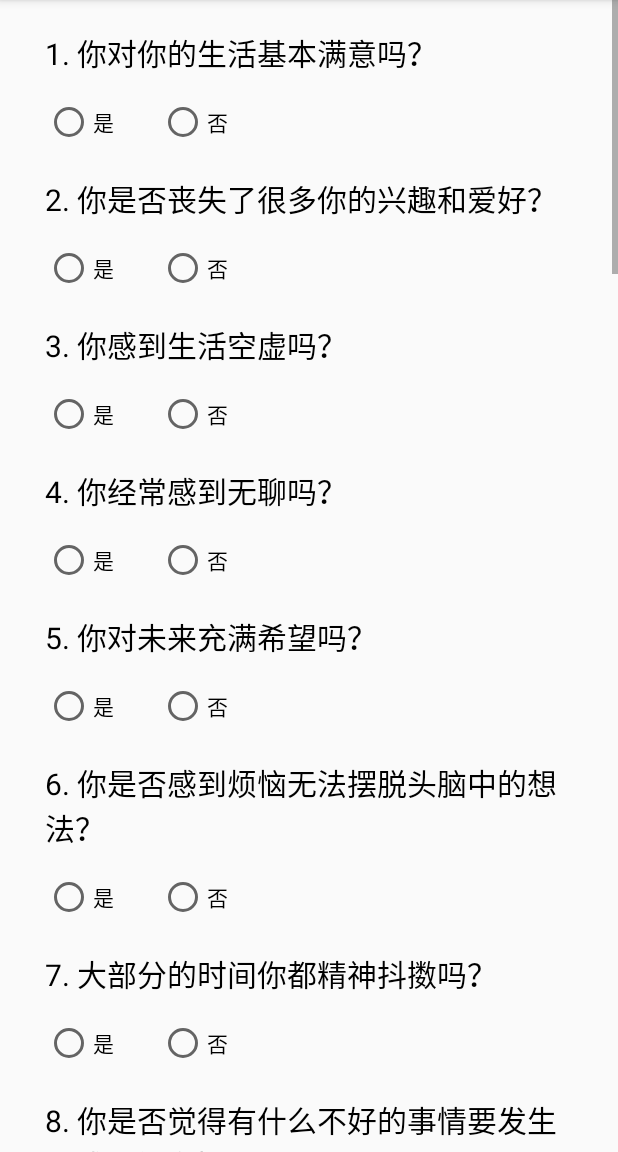
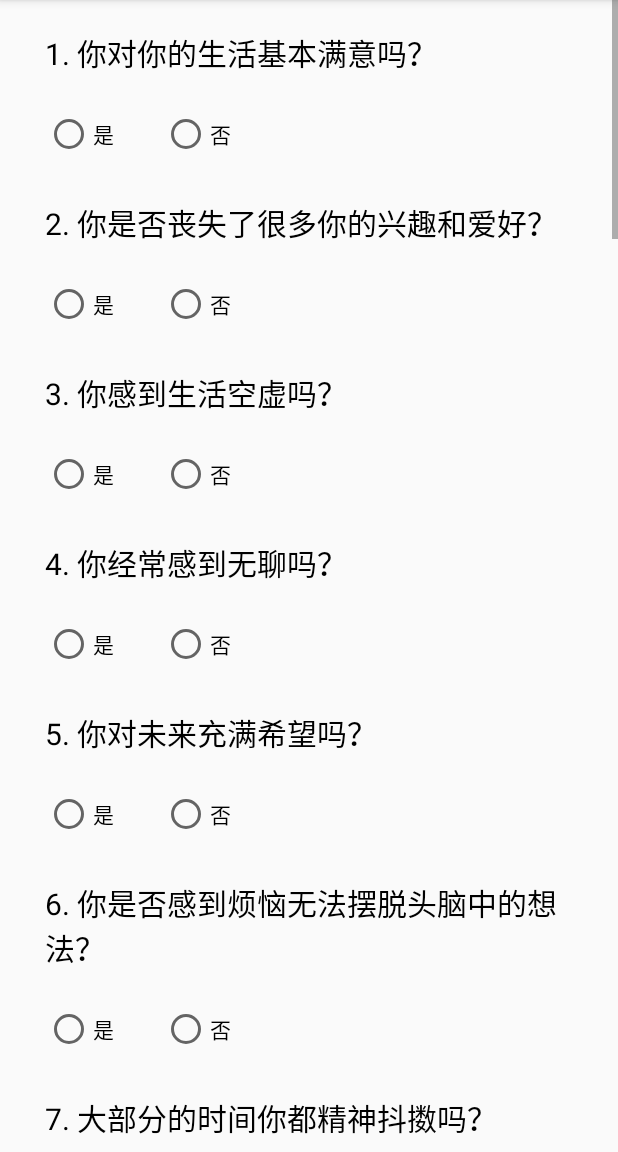
Before and after one commit to MJCC-wht/datasetCollection, an Android app: the GDSSurveyActivity screen opened directly, with no data from a screen before it, on a phone screen of 412 x 824 dp, the part 84-1236 px from its top. Run offline under Robolectric (Android 15) with nearby library versions, the phone set to English and light mode, and no system bars.

Commit message:
修改按钮大小

```diff
--- a/app/src/main/res/layout/activity_gdssurvey.xml
+++ b/app/src/main/res/layout/activity_gdssurvey.xml
@@ -41,12 +41,16 @@
                     android:id="@+id/button1_0"
                     android:layout_width="wrap_content"
                     android:layout_height="wrap_content"
+                    android:minHeight="48dp"
+                    android:minWidth="48dp"
                     android:text="@string/yes"
                     />
                 <RadioButton
                     android:id="@+id/button1_1"
                     android:layout_width="wrap_content"
                     android:layout_height="wrap_content"
+                    android:minHeight="48dp"
+                    android:minWidth="48dp"
                     android:text="@string/no"
                     android:layout_marginStart="30dp"/>
             </RadioGroup>
@@ -77,12 +81,16 @@
                     android:id="@+id/button2_0"
                     android:layout_width="wrap_content"
                     android:layout_height="wrap_content"
+                    android:minHeight="48dp"
+                    android:minWidth="48dp"
                     android:text="@string/yes"
                     />
                 <RadioButton
                     android:id="@+id/button2_1"
                     android:layout_width="wrap_content"
                     android:layout_height="wrap_content"
+                    android:minHeight="48dp"
+                    android:minWidth="48dp"
                     android:text="@string/no"
                     android:layout_marginStart="30dp"/>
             </RadioGroup>
@@ -113,12 +121,16 @@
                     android:id="@+id/button3_0"
                     android:layout_width="wrap_content"
                     android:layout_height="wrap_content"
+                    android:minHeight="48dp"
+                    android:minWidth="48dp"
                     android:text="@string/yes"
                     />
                 <RadioButton
                     android:id="@+id/button3_1"
                     android:layout_width="wrap_content"
                     android:layout_height="wrap_content"
+                    android:minHeight="48dp"
+                    android:minWidth="48dp"
                     android:text="@string/no"
                     android:layout_marginStart="30dp"/>
             </RadioGroup>
@@ -149,12 +161,16 @@
                     android:id="@+id/button4_0"
                     android:layout_width="wrap_content"
                     android:layout_height="wrap_content"
+                    android:minHeight="48dp"
+                    android:minWidth="48dp"
                     android:text="@string/yes"
                     />
                 <RadioButton
                     android:id="@+id/button4_1"
                     android:layout_width="wrap_content"
                     android:layout_height="wrap_content"
+                    android:minHeight="48dp"
+                    android:minWidth="48dp"
                     android:text="@string/no"
                     android:layout_marginStart="30dp"/>
             </RadioGroup>
@@ -185,12 +201,16 @@
                     android:id="@+id/button5_0"
                     android:layout_width="wrap_content"
                     android:layout_height="wrap_content"
+                    android:minHeight="48dp"
+                    android:minWidth="48dp"
                     android:text="@string/yes"
                     />
                 <RadioButton
                     android:id="@+id/button5_1"
                     android:layout_width="wrap_content"
                     android:layout_height="wrap_content"
+                    android:minHeight="48dp"
+                    android:minWidth="48dp"
                     android:text="@string/no"
                     android:layout_marginStart="30dp"/>
             </RadioGroup>
@@ -221,12 +241,16 @@
                     android:id="@+id/button6_0"
                     android:layout_width="wrap_content"
                     android:layout_height="wrap_content"
+                    android:minHeight="48dp"
+                    android:minWidth="48dp"
                     android:text="@string/yes"
                     />
                 <RadioButton
                     android:id="@+id/button6_1"
                     android:layout_width="wrap_content"
                     android:layout_height="wrap_content"
+                    android:minHeight="48dp"
+                    android:minWidth="48dp"
                     android:text="@string/no"
                     android:layout_marginStart="30dp"/>
             </RadioGroup>
@@ -257,12 +281,16 @@
                     android:id="@+id/button7_0"
                     android:layout_width="wrap_content"
                     android:layout_height="wrap_content"
+                    android:minHeight="48dp"
+                    android:minWidth="48dp"
                     android:text="@string/yes"
                     />
                 <RadioButton
                     android:id="@+id/button7_1"
                     android:layout_width="wrap_content"
                     android:layout_height="wrap_content"
+                    android:minHeight="48dp"
+                    android:minWidth="48dp"
                     android:text="@string/no"
                     android:layout_marginStart="30dp"/>
             </RadioGroup>
@@ -293,12 +321,16 @@
                     android:id="@+id/button8_0"
                     android:layout_width="wrap_content"
                     android:layout_height="wrap_content"
+                    android:minHeight="48dp"
+                    android:minWidth="48dp"
                     android:text="@string/yes"
                     />
                 <RadioButton
                     android:id="@+id/button8_1"
                     android:layout_width="wrap_content"
                     android:layout_height="wrap_content"
+                    android:minHeight="48dp"
+                    android:minWidth="48dp"
                     android:text="@string/no"
                     android:layout_marginStart="30dp"/>
             </RadioGroup>
@@ -329,12 +361,16 @@
                     android:id="@+id/button9_0"
                     android:layout_width="wrap_content"
                     android:layout_height="wrap_content"
+                    android:minHeight="48dp"
+                    android:minWidth="48dp"
                     android:text="@string/yes"
                     />
                 <RadioButton
                     android:id="@+id/button9_1"
                     android:layout_width="wrap_content"
                     android:layout_height="wrap_content"
+                    android:minHeight="48dp"
+                    android:minWidth="48dp"
                     android:text="@string/no"
                     android:layout_marginStart="30dp"/>
             </RadioGroup>
@@ -365,12 +401,16 @@
                     android:id="@+id/button10_0"
                     android:layout_width="wrap_content"
                     android:layout_height="wrap_content"
+                    android:minHeight="48dp"
+                    android:minWidth="48dp"
                     android:text="@string/yes"
                     />
                 <RadioButton
                     android:id="@+id/button10_1"
                     android:layout_width="wrap_content"
                     android:layout_height="wrap_content"
+                    android:minHeight="48dp"
+                    android:minWidth="48dp"
                     android:text="@string/no"
                     android:layout_marginStart="30dp"/>
             </RadioGroup>
@@ -401,12 +441,16 @@
                     android:id="@+id/button11_0"
                     android:layout_width="wrap_content"
                     android:layout_height="wrap_content"
+                    android:minHeight="48dp"
+                    android:minWidth="48dp"
                     android:text="@string/yes"
                     />
                 <RadioButton
                     android:id="@+id/button11_1"
                     android:layout_width="wrap_content"
                     android:layout_height="wrap_content"
+                    android:minHeight="48dp"
+                    android:minWidth="48dp"
                     android:text="@string/no"
                     android:layout_marginStart="30dp"/>
             </RadioGroup>
@@ -437,12 +481,16 @@
                     android:id="@+id/button12_0"
                     android:layout_width="wrap_content"
                     android:layout_height="wrap_content"
+                    android:minHeight="48dp"
+                    android:minWidth="48dp"
                     android:text="@string/yes"
                     />
                 <RadioButton
                     android:id="@+id/button12_1"
                     android:layout_width="wrap_content"
                     android:layout_height="wrap_content"
+                    android:minHeight="48dp"
+                    android:minWidth="48dp"
                     android:text="@string/no"
                     android:layout_marginStart="30dp"/>
             </RadioGroup>
@@ -473,12 +521,16 @@
                     android:id="@+id/button13_0"
                     android:layout_width="wrap_content"
                     android:layout_height="wrap_content"
+                    android:minHeight="48dp"
+                    android:minWidth="48dp"
                     android:text="@string/yes"
                     />
                 <RadioButton
                     android:id="@+id/button13_1"
                     android:layout_width="wrap_content"
                     android:layout_height="wrap_content"
+                    android:minHeight="48dp"
+                    android:minWidth="48dp"
                     android:text="@string/no"
                     android:layout_marginStart="30dp"/>
             </RadioGroup>
@@ -509,12 +561,16 @@
                     android:id="@+id/button14_0"
                     android:layout_width="wrap_content"
                     android:layout_height="wrap_content"
+                    android:minHeight="48dp"
+                    android:minWidth="48dp"
                     android:text="@string/yes"
                     />
                 <RadioButton
                     android:id="@+id/button14_1"
                     android:layout_width="wrap_content"
                     android:layout_height="wrap_content"
+                    android:minHeight="48dp"
+                    android:minWidth="48dp"
                     android:text="@string/no"
                     android:layout_marginStart="30dp"/>
             </RadioGroup>
@@ -545,12 +601,16 @@
                     android:id="@+id/button15_0"
                     android:layout_width="wrap_content"
                     android:layout_height="wrap_content"
+                    android:minHeight="48dp"
+                    android:minWidth="48dp"
                     android:text="@string/yes"
                     />
                 <RadioButton
                     android:id="@+id/button15_1"
                     android:layout_width="wrap_content"
                     android:layout_height="wrap_content"
+                    android:minHeight="48dp"
+                    android:minWidth="48dp"
                     android:text="@string/no"
                     android:layout_marginStart="30dp"/>
             </RadioGroup>
@@ -581,12 +641,16 @@
                     android:id="@+id/button16_0"
                     android:layout_width="wrap_content"
                     android:layout_height="wrap_content"
+                    android:minHeight="48dp"
+                    android:minWidth="48dp"
                     android:text="@string/yes"
                     />
                 <RadioButton
                     android:id="@+id/button16_1"
                     android:layout_width="wrap_content"
                     android:layout_height="wrap_content"
+                    android:minHeight="48dp"
+                    android:minWidth="48dp"
                     android:text="@string/no"
                     android:layout_marginStart="30dp"/>
             </RadioGroup>
@@ -617,12 +681,16 @@
                     android:id="@+id/button17_0"
                     android:layout_width="wrap_content"
                     android:layout_height="wrap_content"
+                    android:minHeight="48dp"
+                    android:minWidth="48dp"
                     android:text="@string/yes"
                     />
                 <RadioButton
                     android:id="@+id/button17_1"
                     android:layout_width="wrap_content"
                     android:layout_height="wrap_content"
+                    android:minHeight="48dp"
+                    android:minWidth="48dp"
                     android:text="@string/no"
                     android:layout_marginStart="30dp"/>
             </RadioGroup>
@@ -653,12 +721,16 @@
                     android:id="@+id/button18_0"
                     android:layout_width="wrap_content"
                     android:layout_height="wrap_content"
+                    android:minHeight="48dp"
+                    android:minWidth="48dp"
                     android:text="@string/yes"
                     />
                 <RadioButton
                     android:id="@+id/button18_1"
                     android:layout_width="wrap_content"
                     android:layout_height="wrap_content"
+                    android:minHeight="48dp"
+                    android:minWidth="48dp"
                     android:text="@string/no"
                     android:layout_marginStart="30dp"/>
             </RadioGroup>
@@ -689,12 +761,16 @@
                     android:id="@+id/button19_0"
                     android:layout_width="wrap_content"
                     android:layout_height="wrap_content"
+                    android:minHeight="48dp"
+                    android:minWidth="48dp"
                     android:text="@string/yes"
                     />
                 <RadioButton
                     android:id="@+id/button19_1"
                     android:layout_width="wrap_content"
                     android:layout_height="wrap_content"
+                    android:minHeight="48dp"
+                    android:minWidth="48dp"
                     android:text="@string/no"
                     android:layout_marginStart="30dp"/>
             </RadioGroup>
@@ -725,12 +801,16 @@
                     android:id="@+id/button20_0"
                     android:layout_width="wrap_content"
                     android:layout_height="wrap_content"
+                    android:minHeight="48dp"
+                    android:minWidth="48dp"
                     android:text="@string/yes"
                     />
                 <RadioButton
                     android:id="@+id/button20_1"
                     android:layout_width="wrap_content"
                     android:layout_height="wrap_content"
+                    android:minHeight="48dp"
+                    android:minWidth="48dp"
                     android:text="@string/no"
                     android:layout_marginStart="30dp"/>
             </RadioGroup>
@@ -761,12 +841,16 @@
                     android:id="@+id/button21_0"
                     android:layout_width="wrap_content"
                     android:layout_height="wrap_content"
+                    android:minHeight="48dp"
+                    android:minWidth="48dp"
                     android:text="@string/yes"
                     />
                 <RadioButton
                     android:id="@+id/button21_1"
                     android:layout_width="wrap_content"
                     android:layout_height="wrap_content"
+                    android:minHeight="48dp"
+                    android:minWidth="48dp"
                     android:text="@string/no"
                     android:layout_marginStart="30dp"/>
             </RadioGroup>
@@ -797,12 +881,16 @@
                     android:id="@+id/button22_0"
                     android:layout_width="wrap_content"
                     android:layout_height="wrap_content"
+                    android:minHeight="48dp"
+                    android:minWidth="48dp"
                     android:text="@string/yes"
                     />
                 <RadioButton
                     android:id="@+id/button22_1"
                     android:layout_width="wrap_content"
                     android:layout_height="wrap_content"
+                    android:minHeight="48dp"
+                    android:minWidth="48dp"
                     android:text="@string/no"
                     android:layout_marginStart="30dp"/>
             </RadioGroup>
@@ -833,12 +921,16 @@
                     android:id="@+id/button23_0"
                     android:layout_width="wrap_content"
                     android:layout_height="wrap_content"
+                    android:minHeight="48dp"
+                    android:minWidth="48dp"
                     android:text="@string/yes"
                     />
                 <RadioButton
                     android:id="@+id/button23_1"
                     android:layout_width="wrap_content"
                     android:layout_height="wrap_content"
+                    android:minHeight="48dp"
+                    android:minWidth="48dp"
                     android:text="@string/no"
                     android:layout_marginStart="30dp"/>
             </RadioGroup>
@@ -869,12 +961,16 @@
                     android:id="@+id/button24_0"
                     android:layout_width="wrap_content"
                     android:layout_height="wrap_content"
+                    android:minHeight="48dp"
+                    android:minWidth="48dp"
                     android:text="@string/yes"
                     />
                 <RadioButton
                     android:id="@+id/button24_1"
                     android:layout_width="wrap_content"
                     android:layout_height="wrap_content"
+                    android:minHeight="48dp"
+                    android:minWidth="48dp"
                     android:text="@string/no"
                     android:layout_marginStart="30dp"/>
             </RadioGroup>
@@ -905,12 +1001,16 @@
                     android:id="@+id/button25_0"
                     android:layout_width="wrap_content"
                     android:layout_height="wrap_content"
+                    android:minHeight="48dp"
+                    android:minWidth="48dp"
                     android:text="@string/yes"
                     />
                 <RadioButton
                     android:id="@+id/button25_1"
                     android:layout_width="wrap_content"
                     android:layout_height="wrap_content"
+                    android:minHeight="48dp"
+                    android:minWidth="48dp"
                     android:text="@string/no"
                     android:layout_marginStart="30dp"/>
             </RadioGroup>
@@ -941,12 +1041,16 @@
                     android:id="@+id/button26_0"
                     android:layout_width="wrap_content"
                     android:layout_height="wrap_content"
+                    android:minHeight="48dp"
+                    android:minWidth="48dp"
                     android:text="@string/yes"
                     />
                 <RadioButton
                     android:id="@+id/button26_1"
                     android:layout_width="wrap_content"
                     android:layout_height="wrap_content"
+                    android:minHeight="48dp"
+                    android:minWidth="48dp"
                     android:text="@string/no"
                     android:layout_marginStart="30dp"/>
             </RadioGroup>
@@ -977,12 +1081,16 @@
                     android:id="@+id/button27_0"
                     android:layout_width="wrap_content"
                     android:layout_height="wrap_content"
+                    android:minHeight="48dp"
+                    android:minWidth="48dp"
                     android:text="@string/yes"
                     />
                 <RadioButton
                     android:id="@+id/button27_1"
                     android:layout_width="wrap_content"
                     android:layout_height="wrap_content"
+                    android:minHeight="48dp"
+                    android:minWidth="48dp"
                     android:text="@string/no"
                     android:layout_marginStart="30dp"/>
             </RadioGroup>
@@ -1013,12 +1121,16 @@
                     android:id="@+id/button28_0"
                     android:layout_width="wrap_content"
                     android:layout_height="wrap_content"
+                    android:minHeight="48dp"
+                    android:minWidth="48dp"
                     android:text="@string/yes"
                     />
                 <RadioButton
                     android:id="@+id/button28_1"
                     android:layout_width="wrap_content"
                     android:layout_height="wrap_content"
+                    android:minHeight="48dp"
+                    android:minWidth="48dp"
                     android:text="@string/no"
                     android:layout_marginStart="30dp"/>
             </RadioGroup>
@@ -1049,12 +1161,16 @@
                     android:id="@+id/button29_0"
                     android:layout_width="wrap_content"
                     android:layout_height="wrap_content"
+                    android:minHeight="48dp"
+                    android:minWidth="48dp"
                     android:text="@string/yes"
                     />
                 <RadioButton
                     android:id="@+id/button29_1"
                     android:layout_width="wrap_content"
                     android:layout_height="wrap_content"
+                    android:minHeight="48dp"
+                    android:minWidth="48dp"
                     android:text="@string/no"
                     android:layout_marginStart="30dp"/>
             </RadioGroup>
@@ -1085,12 +1201,16 @@
                     android:id="@+id/button30_0"
                     android:layout_width="wrap_content"
                     android:layout_height="wrap_content"
+                    android:minHeight="48dp"
+                    android:minWidth="48dp"
                     android:text="@string/yes"
                     />
                 <RadioButton
                     android:id="@+id/button30_1"
                     android:layout_width="wrap_content"
                     android:layout_height="wrap_content"
+                    android:minHeight="48dp"
+                    android:minWidth="48dp"
                     android:text="@string/no"
                     android:layout_marginStart="30dp"
                     />
```
